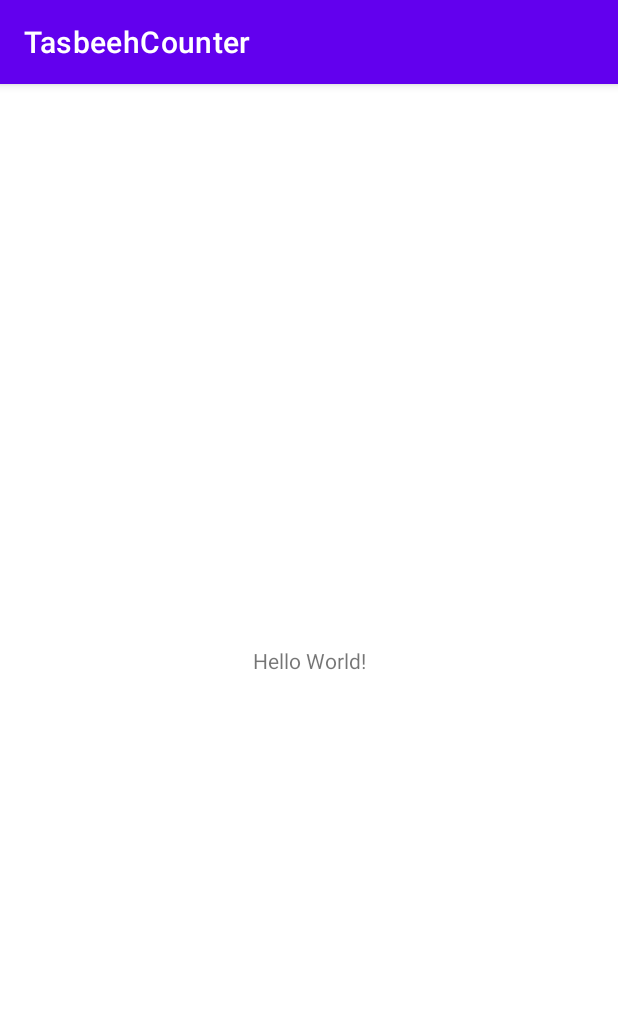
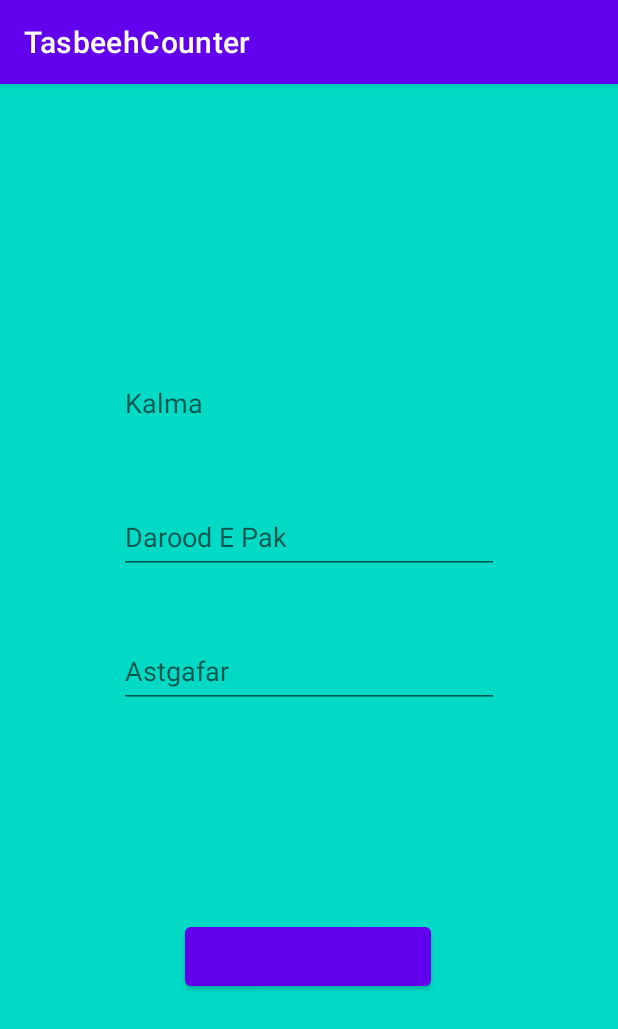
Before and after one commit to komalafzaal123/TasbeehCounter, an Android app: the screen it shows after launch (MainActivity), on a phone screen of 412 x 824 dp. Shown: the top 1029 px of the screen. Run offline under Robolectric (Android 15) with nearby library versions, the phone set to English and light mode, and no system bars.

```diff
--- a/app/src/main/res/layout/activity_main.xml
+++ b/app/src/main/res/layout/activity_main.xml
@@ -4,15 +4,51 @@
     xmlns:tools="http://schemas.android.com/tools"
     android:layout_width="match_parent"
     android:layout_height="match_parent"
-    tools:context=".MainActivity">
+    android:background="@color/teal_200"
+    tools:context=".MainActivity"
+    tools:ignore="ExtraText">
 
-    <TextView
-        android:layout_width="wrap_content"
-        android:layout_height="wrap_content"
-        android:text="Hello World!"
-        app:layout_constraintBottom_toBottomOf="parent"
+
+    <EditText
+        android:id="@+id/Kalma"
+        android:layout_width="253dp"
+        android:layout_height="49dp"
+        android:layout_marginTop="188dp"
+        android:hint="Kalma"
         app:layout_constraintEnd_toEndOf="parent"
         app:layout_constraintStart_toStartOf="parent"
         app:layout_constraintTop_toTopOf="parent" />
 
+    <EditText
+        android:id="@+id/Darood"
+        android:layout_width="253dp"
+        android:layout_height="49dp"
+        android:layout_marginTop="40dp"
+        android:hint="Darood E Pak"
+        app:layout_constraintEnd_toEndOf="parent"
+        app:layout_constraintStart_toStartOf="parent"
+        app:layout_constraintTop_toBottomOf="@+id/Kalma" />
+
+    <EditText
+        android:id="@+id/Astgafar"
+        android:layout_width="253dp"
+        android:layout_height="49dp"
+        android:layout_marginTop="40dp"
+        android:hint="Astgafar"
+        app:layout_constraintEnd_toEndOf="parent"
+        app:layout_constraintStart_toStartOf="parent"
+        app:layout_constraintTop_toBottomOf="@+id/Darood" />
+
+    <Button
+        android:layout_width="164dp"
+        android:layout_height="51dp"
+        android:layout_marginTop="140dp"
+        app:layout_constraintBottom_toBottomOf="parent"
+        app:layout_constraintEnd_toEndOf="parent"
+        app:layout_constraintHorizontal_bias="0.497"
+        app:layout_constraintStart_toStartOf="parent"
+        app:layout_constraintTop_toBottomOf="@+id/Astgafar"
+        app:layout_constraintVertical_bias="0.0" />
+
+
 </androidx.constraintlayout.widget.ConstraintLayout>
```
Also changed, not shown: app/src/main/java/com/example/tasbeehcounter/DbHelper.java (added, +43 -0 lines).
